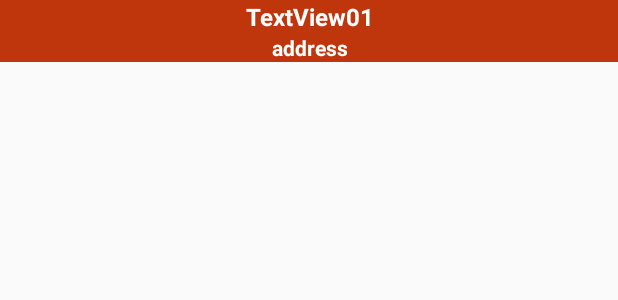
After one commit to smasish/E_Learning, an Android app: the layout imagerow.xml on its own in the app's theme, with its tools: preview values and no code run, on a phone screen of 412 x 824 dp. The commit adds this screen. Shown: the top 300 px of the screen. Run offline under Robolectric (Android 15) with nearby library versions, the phone set to English and light mode, and no system bars.

Commit message:
wordlist integrated

```diff
--- a/app/src/main/java/ict/sci/kidslearning/MainActivity.java
+++ b/app/src/main/java/ict/sci/kidslearning/MainActivity.java
@@ -21,8 +21,8 @@ public class MainActivity extends AppCompatActivity {
 
 
     public void next(View v){
-        Intent i = new Intent(MainActivity.this, HomeActivity.class);
-       // Intent i = new Intent(MainActivity.this, WordListActivity.class);
+       // Intent i = new Intent(MainActivity.this, HomeActivity.class);
+        Intent i = new Intent(MainActivity.this, WordListActivity.class);
         startActivity(i);
     }
 
--- a/app/src/main/java/ict/sci/kidslearning/QuestionActivity.java
+++ b/app/src/main/java/ict/sci/kidslearning/QuestionActivity.java
@@ -96,6 +96,9 @@ public class QuestionActivity extends AppCompatActivity {
 
             indexArray = i+6;
             Log.d("next-----"+i, "start===="+indexArray);
+        }else {
+            Intent img = new Intent(QuestionActivity.this, AboutActivity.class);
+            startActivity(img);
         }
 
     }
--- /dev/null
+++ b/app/src/main/res/layout/imagerow.xml
@@ -0,0 +1,47 @@
+<?xml version="1.0" encoding="utf-8"?>
+<RelativeLayout xmlns:android="http://schemas.android.com/apk/res/android"
+    android:layout_width="fill_parent"
+    android:layout_height="wrap_content"
+
+    android:orientation="vertical" >
+<!--  -->
+
+
+    <RelativeLayout
+        android:id="@+id/midid"
+        android:layout_width="wrap_content"
+        android:layout_height="wrap_content"
+        android:layout_centerHorizontal="true"
+        android:layout_centerVertical="true"
+        android:background="@color/red"
+         android:orientation="vertical" >
+
+        <TextView
+            android:id="@+id/feedrowitem"
+            android:layout_width="fill_parent"
+            android:layout_height="wrap_content"
+            android:layout_gravity="center_vertical"
+            android:gravity="center_vertical|center_horizontal"
+            android:text="TextView01"
+            android:textColor="@color/white"
+            android:textSize="16sp"
+            android:textStyle="bold" >
+        </TextView>
+
+        <TextView
+            android:id="@+id/address_id"
+            android:layout_width="fill_parent"
+            android:layout_height="wrap_content"
+            android:layout_gravity="center_horizontal"
+            android:gravity="center_vertical|center_horizontal"
+            android:layout_below="@+id/feedrowitem"
+            android:text="address"
+            android:textColor="@color/white"
+            android:textSize="14sp"
+            android:textStyle="bold" >
+        </TextView>
+    </RelativeLayout>
+
+
+
+</RelativeLayout>
--- a/app/src/main/res/values/colors.xml
+++ b/app/src/main/res/values/colors.xml
@@ -4,6 +4,7 @@
     <color name="colorPrimaryDark">#303F9F</color>
     <color name="colorAccent">#FF4081</color>
 
+    <color name="black">#000000</color>
     <color name="red">#bf360c</color>
     <color name="ripple_red">#ffbf5232</color>
     <color name="appcolor">#50597A</color>
```
Also changed, not shown: app/src/main/java/ict/sci/kidslearning/AllInfoData.java (added, +53 -0 lines), app/src/main/java/ict/sci/kidslearning/InfoData.java (added, +37 -0 lines), app/src/main/java/ict/sci/kidslearning/WordListActivity.java (+63 -1 lines).
